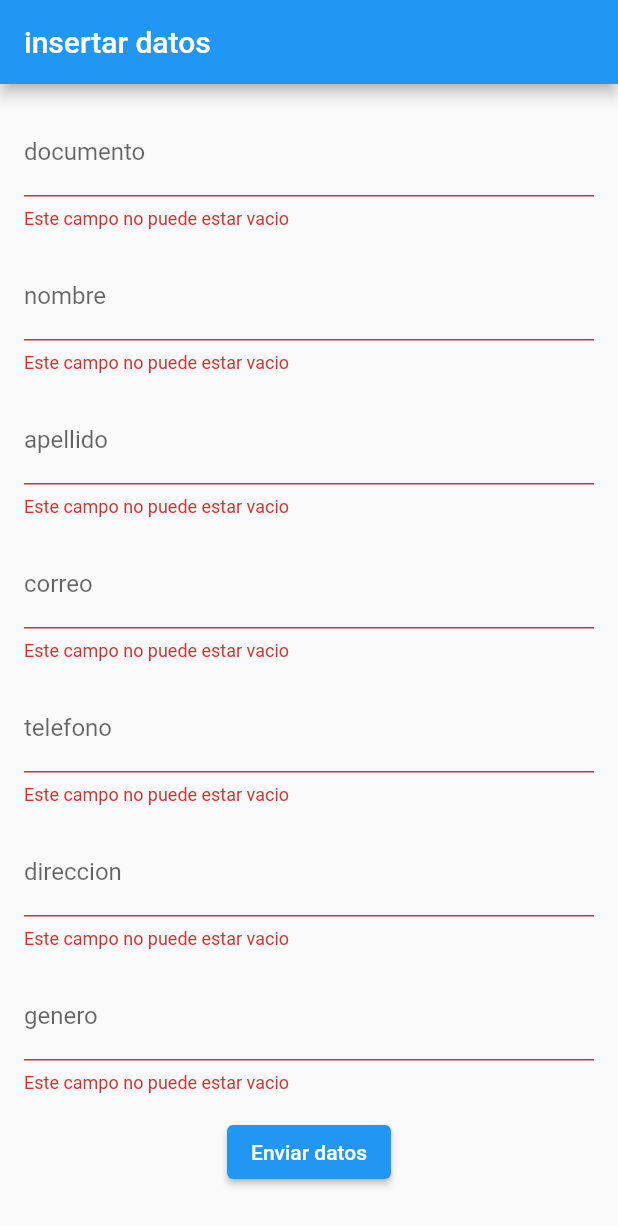
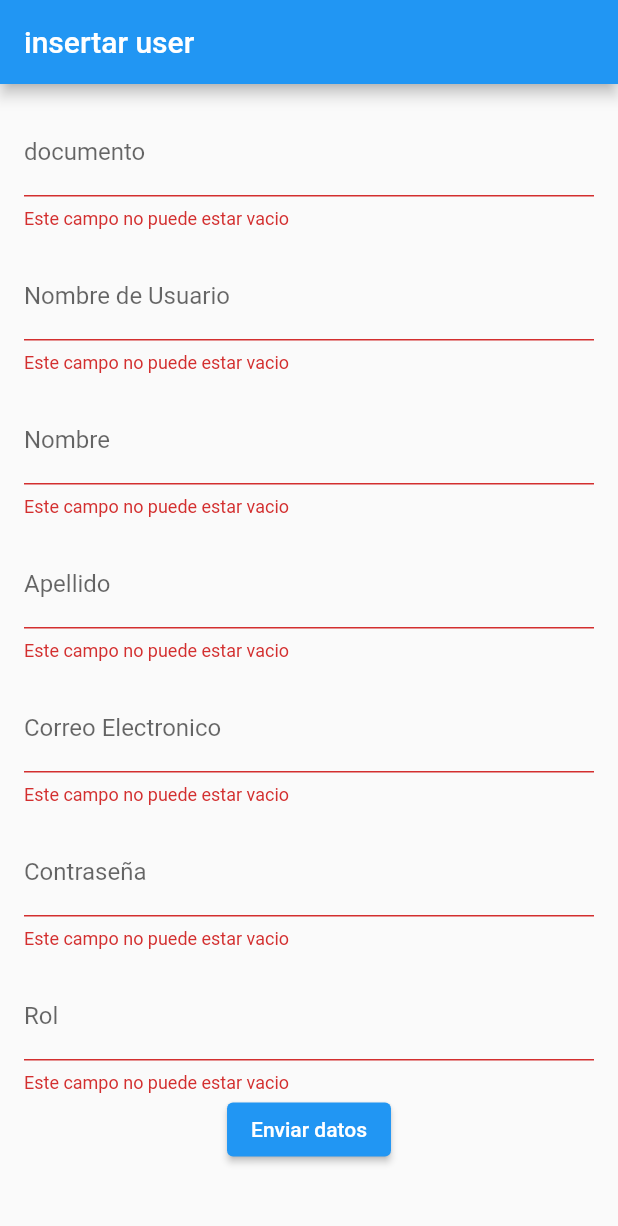
Before and after one commit to CarlitosNea/Conexion-Flutter-API, a Flutter app: the screen it shows after launch, after a tap on "Enviar datos", on a phone screen of 412 x 824 dp. Shown: the top 1226 px of the screen. Run offline on Flutter 3.47's test engine with Material 2 defaults, Android fonts, the phone set to English and light mode, and no system bars; our stand-ins replace image_picker; network calls fail.

Commit message:
avance de insercion para user

```diff
--- a/demo/lib/consultaApi.dart
+++ b/demo/lib/consultaApi.dart
@@ -15,7 +15,7 @@ class _homeState extends State<home> {
 
   Future<void> consultaDatos() async{
 
-    final url=Uri.parse("http://10.190.80.47/cliente");
+    final url=Uri.parse("http://10.190.82.208/cliente");
     final respuesta = await HP.get(url);
     if (respuesta.statusCode==200){ //es 200 si la conexion es correcta
       print('conectado exitosamente');
--- /dev/null
+++ b/demo/lib/insertarUser.dart
@@ -0,0 +1,166 @@
+import 'package:flutter/material.dart';
+import 'package:http/http.dart' as HP;
+import 'dart:convert';
+import 'package:intl/intl.dart';
+import 'package:image_picker/image_picker.dart';
+import 'dart:io';
+
+
+import 'consultaApi.dart';
+
+class InsertarUser extends StatefulWidget {
+  const InsertarUser({Key? key}) : super(key: key);
+
+  @override
+  State<InsertarUser> createState() => _InsertarUserState();
+}
+
+class _InsertarUserState extends State<InsertarUser> {
+
+  final GlobalKey<FormState> _formkey = GlobalKey<FormState>();
+  final TextEditingController _passwordController = TextEditingController();
+  final TextEditingController _usernameController = TextEditingController();
+  final TextEditingController _firstNameController = TextEditingController();
+  final TextEditingController _lastNameController = TextEditingController();
+  final TextEditingController _emailController = TextEditingController();
+  final TextEditingController _rolController = TextEditingController();
+  final TextEditingController _documentoController = TextEditingController();
+
+  void _enviarFormulario() async{
+    if(_formkey.currentState!.validate()){
+      final String apiUrl="http://10.190.82.208/registro";
+      final Map<String, dynamic> requestBody={
+        'password':_passwordController.text,
+        'last_login':null,
+        'is_superuser':true,
+        'username':_usernameController.text,
+        'first_name':_firstNameController.text,
+        'last_name':_lastNameController.text,
+        'email':_emailController.text,
+        'is_staff':false,
+        'is_active':true,
+        'date_joined':"2023/07/27",
+        'rol':_rolController.text,
+        'imagen':null,
+        'documento':_documentoController.text,
+      };
+
+      Navigator.push(context,MaterialPageRoute(builder: (context) => home()));
+
+
+      final respuesta = await HP.post(Uri.parse(apiUrl),
+        headers: {
+          'Content-type':'application/json'
+        },
+        body: json.encode(requestBody),
+      );
+
+      if (respuesta.statusCode==200){
+        print('datos enviados miso');
+      }else{
+        print('error en el envio');
+      }
+    }
+  }
+
+
+  @override
+  Widget build(BuildContext context) {
+    return Scaffold(
+      appBar: AppBar(
+        title:  Text("insertar user"),
+      ),
+      body: SingleChildScrollView(
+        padding: EdgeInsets.all(16),
+        child: Form(
+          key: _formkey,
+          child: Column(
+            children: [
+              TextFormField(
+                controller: _documentoController,
+                decoration: InputDecoration(labelText: "documento"),
+                validator: (value){
+                  if (value!.isEmpty){
+                    return 'Este campo no puede estar vacio';
+                  }
+                  return null;
+                },
+              ),
+
+              SizedBox(height: 15,),
+              TextFormField(
+                controller: _usernameController,
+                decoration: InputDecoration(labelText: "Nombre de Usuario"),
+                validator: (value){
+                  if (value!.isEmpty){
+                    return 'Este campo no puede estar vacio';
+                  }
+                  return null;
+                },
+              ),
+              SizedBox(height: 15,),
+              TextFormField(
+                controller: _firstNameController,
+                decoration: InputDecoration(labelText: "Nombre"),
+                validator: (value){
+                  if (value!.isEmpty){
+                    return 'Este campo no puede estar vacio';
+                  }
+                  return null;
+                },
+              ),
+              SizedBox(height: 15,),
+              TextFormField(
+                controller: _lastNameController,
+                decoration: InputDecoration(labelText: "Apellido"),
+                validator: (value){
+                  if (value!.isEmpty){
+                    return 'Este campo no puede estar vacio';
+                  }
+                  return null;
+                },
+              ),
+              SizedBox(height: 15,),
+              TextFormField(
+                controller: _emailController,
+                decoration: InputDecoration(labelText: "Correo Electronico"),
+                validator: (value){
+                  if (value!.isEmpty){
+                    return 'Este campo no puede estar vacio';
+                  }
+                  return null;
+                },
+              ),
+              SizedBox(height: 15,),
+              TextFormField(
+                controller: _passwordController,
+                decoration: InputDecoration(labelText: "Contraseña"),
+                validator: (value){
+                  if (value!.isEmpty){
+                    return 'Este campo no puede estar vacio';
+                  }
+                  return null;
+                },
+              ),
+              SizedBox(height: 15,),
+              TextFormField(
+                controller: _rolController,
+                decoration: InputDecoration(labelText: "Rol"),
+                validator: (value){
+                  if (value!.isEmpty){
+                    return 'Este campo no puede estar vacio';
+                  }
+                  return null;
+                },
+              ),
+              ElevatedButton(
+                  onPressed: _enviarFormulario,
+                  child: Text("Enviar datos")
+              )
+            ],
+          ),
+        ),
+      ),
+    );
+  }
+}
--- a/demo/lib/main.dart
+++ b/demo/lib/main.dart
@@ -3,6 +3,7 @@ import 'dart:convert';
 import 'package:demo/consultaApi.dart';
 import 'package:demo/insertarDatos.dart';
 import 'package:flutter/material.dart';
+import 'insertarUser.dart';
 
 void main() {
   runApp(const MyApp());
@@ -13,7 +14,7 @@ class MyApp extends StatelessWidget {
   @override
   Widget build(BuildContext context) {
     return const MaterialApp(
-      home: Insertar(),
+      home: InsertarUser(),
     );
   }
 }
--- a/demo/pubspec.yaml
+++ b/demo/pubspec.yaml
@@ -31,6 +31,8 @@ dependencies:
   flutter:
     sdk: flutter
   http:
+  image_picker:
+  intl:
 
   # The following adds the Cupertino Icons font to your application.
   # Use with the CupertinoIcons class for iOS style icons.
```
Also changed, not shown: demo/pubspec.lock, 6 other files.
